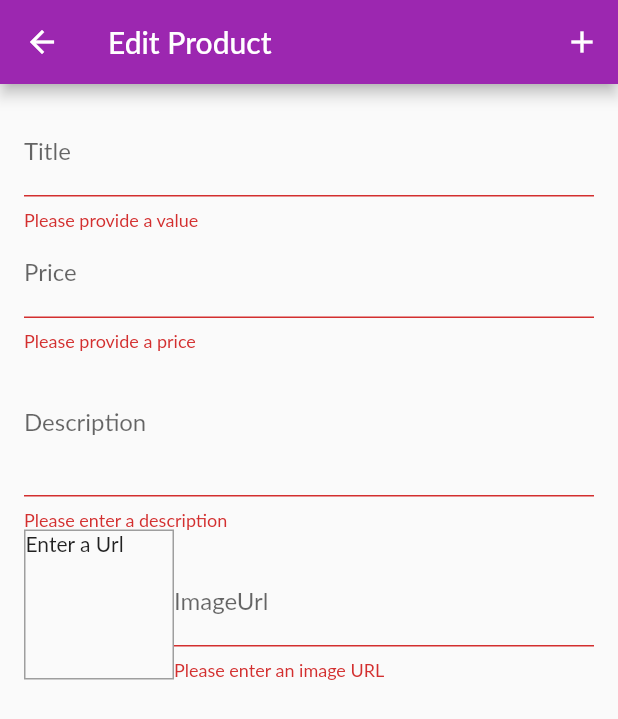
After one commit to SyedDaniyalAli/the_sda_shop, a Flutter app: the EditProductScreen screen opened by its route, after a tap on the "add" icon, on a phone screen of 412 x 824 dp. The commit adds this screen. Shown: the top 719 px of the screen. Run offline on Flutter 3.47's test engine with Material 2 defaults, Android fonts, the phone set to English and light mode, and no system bars; network calls fail; Roboto replaces fonts that are missing (Lato).

Commit message:
Validated and add products Video (228)

```diff
--- a/lib/main.dart
+++ b/lib/main.dart
@@ -8,6 +8,8 @@
 import './screens/orders_screen.dart';
 import './screens/product_detail_screen.dart';
 import './screens/products_overview_screen.dart';
+import './screens/edit_product_screen.dart';
+import './screens/user_products_screen.dart';
 
 void main() => runApp(MyApp());
 
@@ -32,6 +34,8 @@
           ProductDetailScreen.routeName: (ctx) => ProductDetailScreen(),
           CartScreen.routeName: (ctx) => CartScreen(),
           OrdersScreen.routeName: (ctx) => OrdersScreen(),
+          UserProductsScreen.routeName: (ctx) => UserProductsScreen(),
+          EditProductScreen.routeName: (ctx)=>EditProductScreen(),
         },
       ),
     );
--- a/lib/providers/products_provider.dart
+++ b/lib/providers/products_provider.dart
@@ -56,8 +56,8 @@
     return _items.firstWhere((product) => product.id == id);
   }
 
-  void addProduct() {
-    // _items.add(value);
+  void addProduct(Product product) {
+    _items.add(product);
     notifyListeners();
   }
 }
--- /dev/null
+++ b/lib/screens/edit_product_screen.dart
@@ -0,0 +1,216 @@
+import 'package:flutter/material.dart';
+import 'package:provider/provider.dart';
+
+import '../providers/product.dart';
+import '../providers/products_provider.dart';
+
+class EditProductScreen extends StatefulWidget {
+  static const routeName = './edit_product';
+
+  @override
+  _EditProductScreenState createState() => _EditProductScreenState();
+}
+
+class _EditProductScreenState extends State<EditProductScreen> {
+  final _priceFocusNode = FocusNode();
+  final _descriptionFocusNode = FocusNode();
+  final _imageUrlController = TextEditingController();
+  final _imageUrlFocusNode = FocusNode();
+  final _formKey = GlobalKey<FormState>();
+  var _editedProduct = Product(
+      id: DateTime.now().toString(),
+      title: '',
+      imageUrl: '',
+      description: '',
+      price: 0.0,
+      isFavorite: false);
+
+  @override
+  void initState() {
+    _imageUrlFocusNode.addListener(_updateImageURl);
+    super.initState();
+  }
+
+  @override
+  void dispose() {
+    _imageUrlFocusNode.removeListener(_updateImageURl);
+    _priceFocusNode.dispose();
+    _descriptionFocusNode.dispose();
+    _imageUrlController.dispose();
+    _imageUrlFocusNode.dispose();
+    super.dispose();
+  }
+
+  void _updateImageURl() {
+    if (!_imageUrlFocusNode.hasFocus) {
+      if ((!_imageUrlController.text.startsWith('http') &&
+              !_imageUrlController.text.startsWith('https')) ||
+          (!_imageUrlController.text.endsWith('jpg') &&
+              !_imageUrlController.text.endsWith('jpeg') &&
+              !_imageUrlController.text.endsWith('.png'))) {
+        return;
+      }
+      setState(() {});
+    }
+  }
+
+  void _saveFormData() {
+    final _isValid = _formKey.currentState.validate();
+    if (!_isValid) {
+      return;
+    }
+    _formKey.currentState.save();
+    Provider.of<Products>(context, listen: false).addProduct(_editedProduct);
+    Navigator.of(context).pop();
+  }
+
+  @override
+  Widget build(BuildContext context) {
+    return Scaffold(
+      appBar: AppBar(
+        title: Text('Edit Product'),
+        actions: [
+          IconButton(icon: Icon(Icons.add), onPressed: _saveFormData),
+        ],
+      ),
+      body: Padding(
+        padding: const EdgeInsets.all(16.0),
+        child: Form(
+          key: _formKey,
+          child: ListView(
+            children: [
+              TextFormField(
+                decoration: InputDecoration(labelText: 'Title'),
+                textInputAction: TextInputAction.next,
+                onFieldSubmitted: (_) {
+                  FocusScope.of(context).requestFocus(_priceFocusNode);
+                },
+                onSaved: (value) {
+                  _editedProduct = Product(
+                      id: _editedProduct.id,
+                      title: value,
+                      imageUrl: '',
+                      description: '',
+                      price: 0.0,
+                      isFavorite: false);
+                },
+                validator: (value) {
+                  if (value.isEmpty) {
+                    return 'Please provide a value';
+                  }
+                  return null;
+                },
+              ),
+              TextFormField(
+                decoration: InputDecoration(labelText: 'Price'),
+                keyboardType: TextInputType.number,
+                textInputAction: TextInputAction.next,
+                focusNode: _priceFocusNode,
+                onFieldSubmitted: (_) {
+                  FocusScope.of(context).requestFocus(_descriptionFocusNode);
+                },
+                onSaved: (value) {
+                  _editedProduct = Product(
+                      id: _editedProduct.id,
+                      title: _editedProduct.title,
+                      imageUrl: '',
+                      description: '',
+                      price: double.parse(value),
+                      isFavorite: false);
+                },
+                validator: (value) {
+                  if (value.isEmpty) {
+                    return 'Please provide a price';
+                  }
+                  if (double.tryParse(value) == null) {
+                    return 'Please enter a valid number';
+                  }
+                  if (double.parse(value) <= 0) {
+                    return 'Please enter a number greater tha zero';
+                  }
+                  return null;
+                },
+              ),
+              TextFormField(
+                decoration: InputDecoration(labelText: 'Description'),
+                keyboardType: TextInputType.multiline,
+                maxLines: 3,
+                focusNode: _descriptionFocusNode,
+                validator: (value) {
+                  if (value.isEmpty) {
+                    return 'Please enter a description';
+                  }
+                  if (value.length < 10) {
+                    return 'should be at least 10 characters long';
+                  }
+                  return null;
+                },
+                onSaved: (value) {
+                  _editedProduct = Product(
+                      id: _editedProduct.id,
+                      title: _editedProduct.title,
+                      imageUrl: '',
+                      description: value,
+                      price: _editedProduct.price,
+                      isFavorite: false);
+                },
+              ),
+              Row(
+                crossAxisAlignment: CrossAxisAlignment.end,
+                children: [
+                  Container(
+                    width: 100,
+                    height: 100,
+                    decoration: BoxDecoration(
+                      border: Border.all(width: 1, color: Colors.grey),
+                    ),
+                    child: _imageUrlController.text.isEmpty
+                        ? Text('Enter a Url')
+                        : FittedBox(
+                            child: Image.network(_imageUrlController.text),
+                            fit: BoxFit.contain,
+                          ),
+                  ),
+                  Expanded(
+                    child: TextFormField(
+                      decoration: InputDecoration(labelText: 'ImageUrl'),
+                      keyboardType: TextInputType.url,
+                      textInputAction: TextInputAction.done,
+                      controller: _imageUrlController,
+                      focusNode: _imageUrlFocusNode,
+                      validator: (value) {
+                        if (value.isEmpty) {
+                          return 'Please enter an image URL';
+                        }
+                        if (!value.startsWith('http') &&
+                            !value.startsWith('https')) {
+                          return 'Please enter a valid URL.';
+                        }
+                        if (!value.endsWith('jpg') &&
+                            !value.endsWith('jpeg') &&
+                            !value.endsWith('.png')) {
+                          return 'Please enter a valid Image URL.';
+                        }
+                        return null;
+                      },
+                      onSaved: (value) {
+                        _editedProduct = Product(
+                            id: _editedProduct.id,
+                            title: _editedProduct.title,
+                            imageUrl: value,
+                            description: _editedProduct.description,
+                            price: _editedProduct.price,
+                            isFavorite: false);
+                      },
+                      onFieldSubmitted: (_) => _saveFormData(),
+                    ),
+                  )
+                ],
+              )
+            ],
+          ),
+        ),
+      ),
+    );
+  }
+}
```
Also changed, not shown: lib/screens/user_products_screen.dart (added, +51 -0 lines), lib/widgets/app_drawer.dart (+13 -1 lines), lib/widgets/cart_item.dart (+23 -0 lines), lib/widgets/user_products_item.dart (added, +42 -0 lines).
